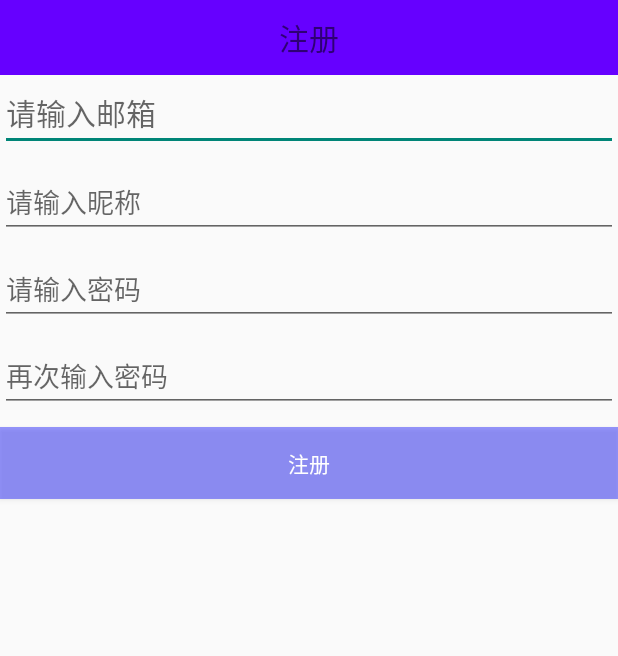
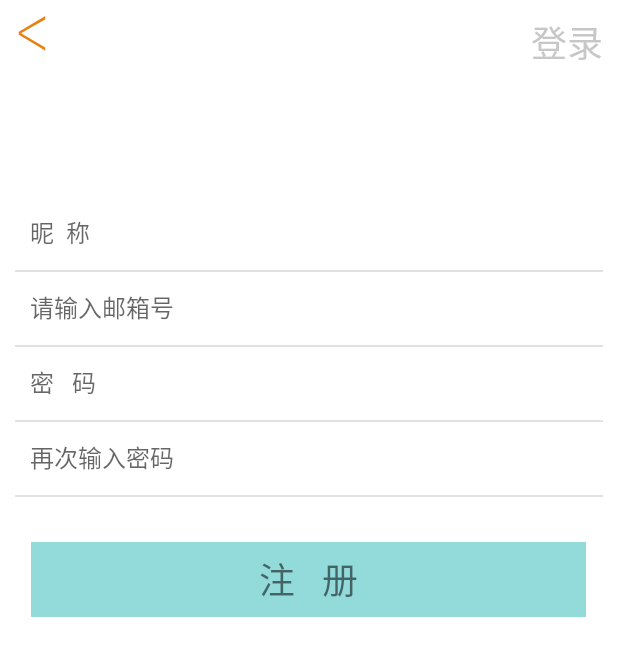
Before and after one commit to liangsheng888/Estore, an Android app: the RegisterActivity screen opened directly, with no data from a screen before it, on a phone screen of 412 x 824 dp. Shown: the top 656 px of the screen. Run offline under Robolectric (Android 15) with nearby library versions, the phone set to English and light mode, and no system bars; libraries missing offline, so code that uses them is left out: org.xutils, org.xutils.http.

```diff
--- a/app/src/main/java/com/estore/activity/RegisterActivity.java
+++ b/app/src/main/java/com/estore/activity/RegisterActivity.java
@@ -2,15 +2,67 @@ package com.estore.activity;
 
 import android.support.v7.app.AppCompatActivity;
 import android.os.Bundle;
+import android.view.View;
 import android.view.Window;
+import android.widget.EditText;
+import android.widget.ImageView;
+import android.widget.TextView;
+import android.widget.Toast;
 
-public class RegisterActivity extends AppCompatActivity {
+import com.estore.httputils.HttpUrlUtils;
+import com.estore.pojo.User;
 
+import org.xutils.http.RequestParams;
+
+import java.util.ArrayList;
+import java.util.List;
+
+public class RegisterActivity extends AppCompatActivity{
+
+    private EditText etNickName;
+    private EditText etRegEmail;
+    private ImageView ivBackRegister;
+    private TextView tvLoginRegister;
+    private EditText etPassword;
+    private EditText etOncePassword;
+    private TextView RegisterBtn;
+    User user;
+//    List<User> users=new ArrayList<User>();
     @Override
     protected void onCreate(Bundle savedInstanceState) {
         super.onCreate(savedInstanceState);
         requestWindowFeature(Window.FEATURE_NO_TITLE);
         setContentView(R.layout.activity_register);
 
+        etNickName = ((EditText) findViewById(R.id.et_nickname));
+        etRegEmail = ((EditText) findViewById(R.id.et_regemail));
+        ivBackRegister = ((ImageView) findViewById(R.id.iv_back_register));
+        tvLoginRegister = ((TextView) findViewById(R.id.tv_login_register));
+        etPassword = ((EditText) findViewById(R.id.et_password));
+        etOncePassword = ((EditText) findViewById(R.id.et_oncepassword));
+        RegisterBtn = ((TextView) findViewById(R.id.register_button));
+        RegisterBtn.setOnClickListener(new View.OnClickListener() {
+            @Override
+            public void onClick(View view) {
+                if((etPassword.getText().toString()).equals(etOncePassword.getText().toString())){
+                    RequestParams params=new RequestParams(HttpUrlUtils.HTTP_URL+"");
+                    String userName=etRegEmail.getText().toString();
+                    String nick=etNickName.getText().toString();
+                    String userPwd=etPassword.getText().toString();
+//                    user=new User(userName,userPwd,nick);
+//                    users.add(user);
+                    params.addQueryStringParameter("nickName",nick);
+                    params.addQueryStringParameter("email",userName);
+                    params.addQueryStringParameter("password",userPwd);
+
+                }else{
+                    Toast.makeText(RegisterActivity.this,"两次密码不相同！请重新输入",Toast.LENGTH_SHORT).show();
+                    etPassword.setText("");
+                    etOncePassword.setText("");
+                }
+
+            }
+        });
     }
+
 }
--- a/app/src/main/java/com/estore/pojo/User.java
+++ b/app/src/main/java/com/estore/pojo/User.java
@@ -11,8 +11,15 @@ public class User implements Serializable {
 	private String nick;
 	private String imageUrl;
 	public User(){}
+
+	public User(String userName, String userPwd, String nick) {
+		this.userName = userName;
+		this.userPwd = userPwd;
+		this.nick = nick;
+	}
+
 	public User(Integer userId, String userName, String userPwd, String phone, String nick, String imageUrl,
-			String userSex, String storeName) {
+				String userSex, String storeName) {
 		super();
 		this.userId = userId;
 		this.userName = userName;
--- a/app/src/main/res/layout/activity_register.xml
+++ b/app/src/main/res/layout/activity_register.xml
@@ -4,43 +4,131 @@
     android:layout_width="match_parent"
     android:layout_height="match_parent"
     android:orientation="vertical"
+    android:background="#ffffff"
+    tools:context="com.estore.activity.RegisterActivity">
 
 
-    tools:context="com.estore.activity.RegisterActivity">
-    <TextView
+    <RelativeLayout
+        android:layout_width="match_parent"
+        android:layout_height="120dp">
+        <ImageView
+            android:id="@+id/iv_back_register"
+            android:layout_width="wrap_content"
+            android:layout_height="wrap_content"
+            android:src="@drawable/xiaoyu"
+            />
+        <TextView
+            android:id="@+id/tv_login_register"
+            android:layout_width="wrap_content"
+            android:layout_height="wrap_content"
+            android:text="登录"
+            android:layout_marginRight="10dp"
+            android:textSize="24dp"
+            android:textColor="#c7c7c7"
+            android:layout_alignParentRight="true"
+            android:layout_marginTop="10dp"
+            />
+
+    </RelativeLayout>
+    <RelativeLayout
+        android:id="@+id/rl_registerline"
+        android:layout_width="match_parent"
+        android:layout_height="wrap_content"
+        android:padding="10dp"
+        >
+        <EditText
+            android:id="@+id/et_nickname"
+            android:layout_width="match_parent"
+            android:layout_height="50dp"
+            android:hint="昵  称"
+            android:background="@null"
+            android:textSize="16dp"
+            android:paddingLeft="10dp"
+            android:textColor="#b6b4b4"
+            />
+        <!--下划线-->
+        <ImageView
+            android:layout_below="@id/et_nickname"
+            android:layout_width="match_parent"
+            android:layout_height="1dp"
+            android:background="#e1e1e1"
+
+            />
+
+        <EditText
+            android:id="@+id/et_regemail"
+            android:layout_below="@id/et_nickname"
+            android:layout_width="match_parent"
+            android:layout_height="50dp"
+            android:background="@null"
+            android:hint="请输入邮箱号"
+            android:textSize="16dp"
+            android:paddingLeft="10dp"
+            android:textColor="#b6b4b4"
+            />
+
+        <ImageView
+            android:layout_below="@id/et_regemail"
+            android:layout_width="match_parent"
+            android:layout_height="1dp"
+            android:background="#e1e1e1"
+            />
+        <EditText
+        android:id="@+id/et_password"
         android:layout_width="match_parent"
         android:layout_height="50dp"
-        android:background="#6600ff"
-        android:gravity="center"
-        android:textSize="20sp"
-        android:text="注册"/>
-    <EditText
-        android:layout_width="match_parent"
-        android:layout_height="wrap_content"
-        android:hint="请输入邮箱"
-        android:textSize="20sp" />
+        android:hint="密   码"
+        android:background="@null"
+        android:textSize="16dp"
+        android:paddingLeft="10dp"
+        android:textColor="#b6b4b4"
+        android:layout_below="@id/et_regemail"
+        />
+        <!--下划线-->
+        <ImageView
+            android:layout_below="@id/et_password"
+            android:layout_width="match_parent"
+            android:layout_height="1dp"
+            android:background="#e1e1e1"
 
-    <EditText
-        android:layout_marginTop="10dp"
-        android:layout_width="match_parent"
-        android:layout_height="wrap_content"
-        android:hint="请输入昵称" />
-    <EditText
-        android:layout_width="match_parent"
-        android:layout_height="wrap_content"
-        android:layout_marginTop="10dp"
-        android:hint="请输入密码"/>
-    <EditText
-        android:layout_width="match_parent"
-        android:layout_height="wrap_content"
-        android:layout_marginTop="10dp"
-        android:hint="再次输入密码"/>
-    <Button
-        android:layout_width="match_parent"
-        android:layout_height="wrap_content"
-        android:layout_marginTop="10dp"
-        android:textColor="#fff"
-        android:background="#660000ff"
-        android:text="注册"/>
+            />
+        <EditText
+            android:id="@+id/et_oncepassword"
+            android:layout_width="match_parent"
+            android:layout_height="50dp"
+            android:hint="再次输入密码"
+            android:textSize="16dp"
+            android:paddingLeft="10dp"
+            android:textColor="#b6b4b4"
+            android:background="@null"
+            android:layout_below="@id/et_password"
+            />
+        <!--下划线-->
+        <ImageView
+            android:layout_below="@id/et_oncepassword"
+            android:layout_width="match_parent"
+            android:layout_height="1dp"
+            android:background="#e1e1e1"
+            />
+
+    </RelativeLayout>
+
+    <RelativeLayout
+        android:layout_width="370dp"
+        android:layout_height="50dp"
+        android:layout_gravity="center"
+        android:background="#93dada"
+        android:layout_marginTop="20dp"
+        >
+        <TextView
+            android:id="@+id/register_button"
+            android:layout_width="wrap_content"
+            android:layout_height="wrap_content"
+            android:text="注   册"
+            android:textSize="24dp"
+            android:layout_centerInParent="true"
+            />
+
+    </RelativeLayout>
 
 </LinearLayout>
```
